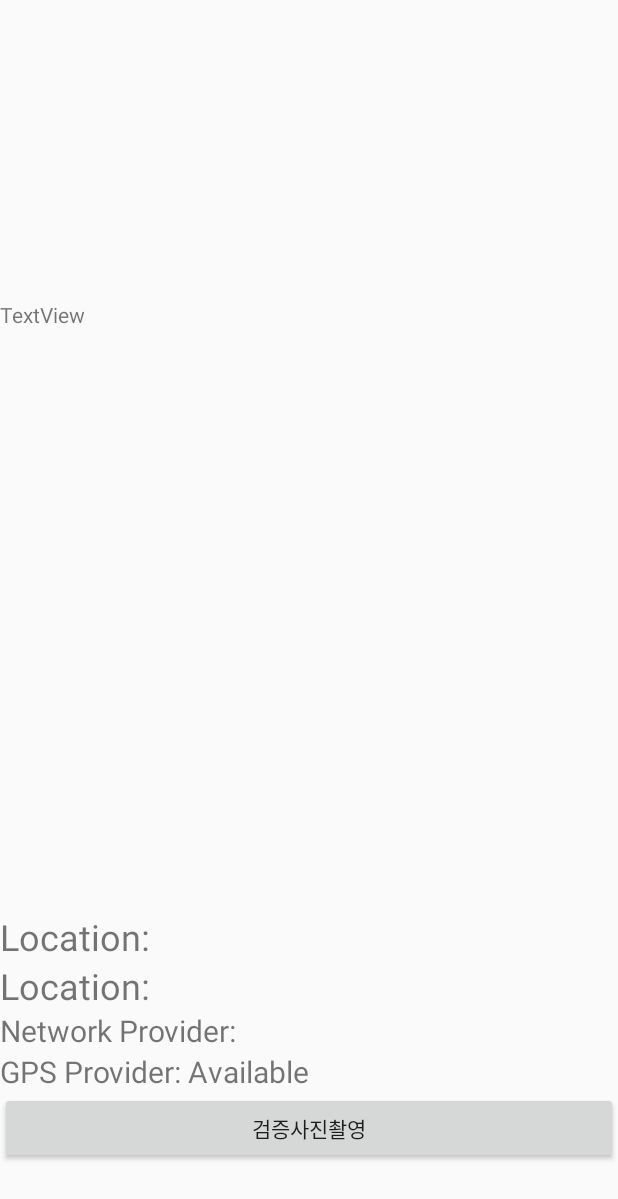
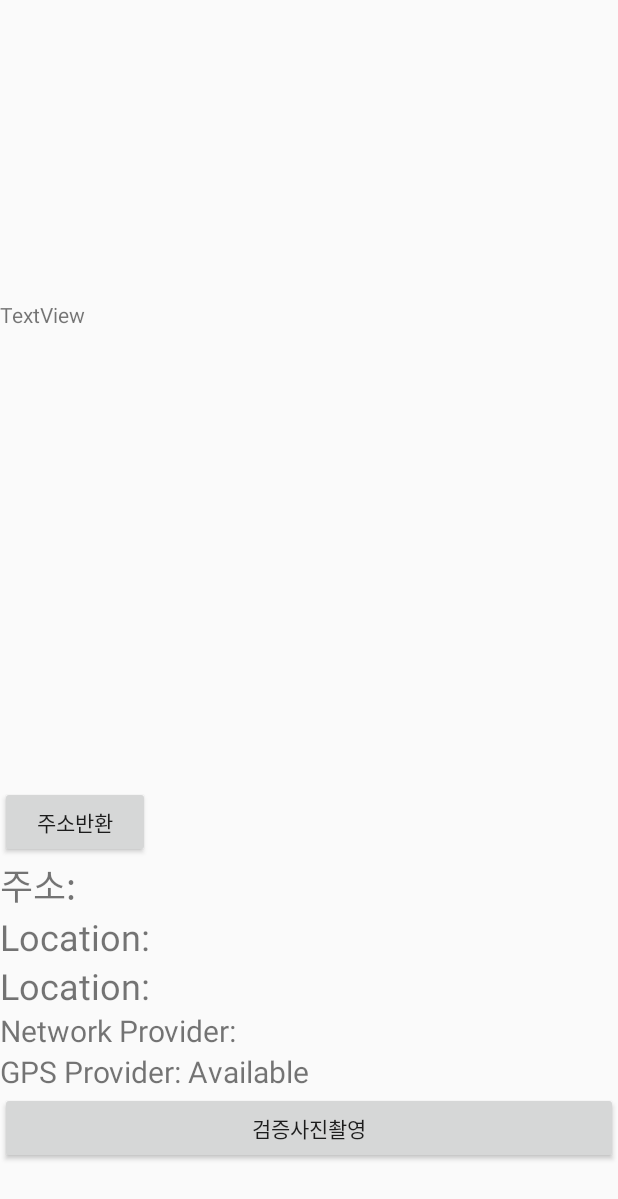
Before and after one commit to wsdf25867/LastProject, an Android app: the ImageLabellingActivity screen opened directly, with no data from a screen before it, on a phone screen of 412 x 824 dp. Shown: the top 1199 px of the screen. Run offline under Robolectric (Android 15) with nearby library versions, the light colour scheme and no system bars.

Commit message:
준똥
주소반환 기능 추가

```diff
--- a/Android/LevelUs/app/build.gradle
+++ b/Android/LevelUs/app/build.gradle
@@ -36,7 +36,8 @@ dependencies {
     implementation 'androidx.constraintlayout:constraintlayout:2.0.4'
     implementation 'com.google.firebase:firebase-analytics'
     implementation 'com.google.firebase:firebase-core:15.0.2'
-    implementation 'com.google.firebase:firebase-ml-vision:24.0.3'
+    implementation 'com.google.firebase:firebase-ml-vision:24.0.3'      //이걸하면 이미지인식
+//    implementation 'com.google.firebase:firebase-ml-vision:15.0.0'    //이걸하면 텍스트인식
 
     implementation 'com.google.firebase:firebase-ml-vision-image-label-model:20.0.1'
 
--- a/Android/LevelUs/app/src/main/AndroidManifest.xml
+++ b/Android/LevelUs/app/src/main/AndroidManifest.xml
@@ -32,5 +32,7 @@
         android:required="true" />
 
     <uses-permission android:name="android.permission.ACCESS_FINE_LOCATION" />
+    <uses-permission android:name="android.permission.INTERNET" />
+    <uses-permission android:name="android.permission.ACCESS_COARSE_LOCATION" />
 
 </manifest>
--- a/Android/LevelUs/app/src/main/java/com/example/levelus/ImageLabellingActivity.java
+++ b/Android/LevelUs/app/src/main/java/com/example/levelus/ImageLabellingActivity.java
@@ -11,6 +11,8 @@ import android.content.Context;
 import android.content.Intent;
 import android.content.pm.PackageManager;
 import android.graphics.Bitmap;
+import android.location.Address;
+import android.location.Geocoder;
 import android.location.Location;
 import android.location.LocationListener;
 import android.location.LocationManager;
@@ -54,6 +56,8 @@ public class ImageLabellingActivity extends AppCompatActivity implements Locatio
     double lng;
     double nowLat;
     double nowLng;
+    TextView txt;
+    Button b1;
 
     @Override
     protected void onCreate(Bundle savedInstanceState) {
@@ -66,6 +70,8 @@ public class ImageLabellingActivity extends AppCompatActivity implements Locatio
         network = (TextView) findViewById(R.id.network);
 
         location2 = (TextView) findViewById(R.id.location2);
+        b1 = (Button) findViewById(R.id.b1);
+        txt = (TextView)findViewById(R.id.txt);
 
         // LocationManager 참조 객체
         lm = (LocationManager) getSystemService(Context.LOCATION_SERVICE);
@@ -79,6 +85,28 @@ public class ImageLabellingActivity extends AppCompatActivity implements Locatio
         if (lm.isProviderEnabled(LocationManager.NETWORK_PROVIDER)) {
             network.setText("Network Provider: Available");
         }
+
+        Geocoder g = new Geocoder(this);    //좌표 -> 주소
+        b1.setOnClickListener(new View.OnClickListener() {
+            @Override
+            public void onClick(View v) {
+                List<Address> address=null;
+                try {
+                    address = g.getFromLocation(nowLat,nowLng,10);
+                } catch (IOException e) {
+                    e.printStackTrace();
+                    Log.d("test","입출력오류");
+                }
+                if(address!=null){
+                    if(address.size()==0){
+                        txt.setText("주소찾기 오류");
+                    }else{
+                        Log.d("찾은 주소",address.get(0).toString());
+                        txt.setText(address.get(0).getAddressLine(0));
+                    }
+                }
+            }
+        });
 
 
         captureImageBtn = findViewById(R.id.capture_image_btn);
--- a/Android/LevelUs/app/src/main/res/layout/activity_image_labelling.xml
+++ b/Android/LevelUs/app/src/main/res/layout/activity_image_labelling.xml
@@ -69,4 +69,20 @@
         android:text="Location: "
         android:textSize="24dp"
         android:layout_above="@+id/location"/>
+
+    <TextView
+        android:id="@+id/txt"
+        android:layout_width="wrap_content"
+        android:layout_height="wrap_content"
+        android:text="주소: "
+        android:textSize="24dp"
+        android:layout_above="@+id/location2"/>
+    <Button
+        android:id="@+id/b1"
+        android:layout_width="100dp"
+        android:layout_height="wrap_content"
+        android:text="주소반환"
+        android:layout_above="@+id/txt"
+
+        />
 </RelativeLayout>
```
